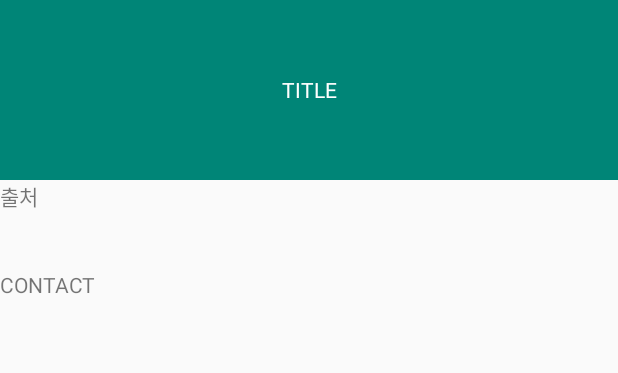
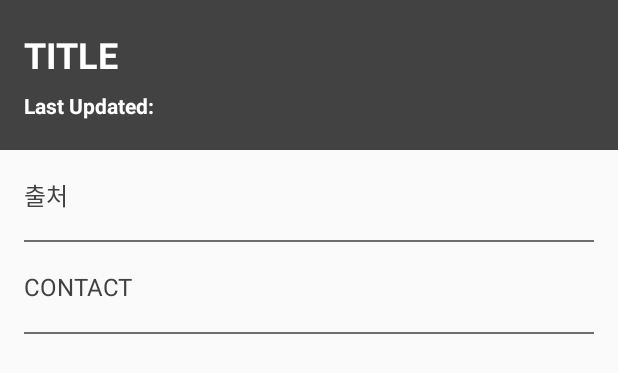
Before and after one commit to 1984tr/android-firebase-sample, an Android app: the layout drawer_header.xml on its own in the app's theme, with its tools: preview values and no code run, on a phone screen of 412 x 824 dp. Shown: the top 373 px of the screen. Run offline under Robolectric (Android 15) with nearby library versions, the phone set to English and light mode, and no system bars.

Commit message:
edit drawer

```diff
--- a/app/src/main/java/com/tr1984/firebasesample/ui/MapsViewModel.kt
+++ b/app/src/main/java/com/tr1984/firebasesample/ui/MapsViewModel.kt
@@ -7,6 +7,7 @@ import androidx.lifecycle.ViewModel
 import com.naver.maps.geometry.LatLng
 import com.naver.maps.map.overlay.CircleOverlay
 import com.naver.maps.map.overlay.InfoWindow
+import com.tr1984.firebasesample.BuildConfig
 import com.tr1984.firebasesample.data.Pois
 import com.tr1984.firebasesample.extensions.disposeBag
 import com.tr1984.firebasesample.extensions.uiSubscribe
@@ -29,6 +30,7 @@ class MapsViewModel : ViewModel() {
     var contact = ObservableField("")
     var poiMainTitle = ObservableField("")
     var poiGroups = ObservableArrayList<Pois>()
+    var versionText = ObservableField("")
 
     private var compositeDisposable = CompositeDisposable()
 
@@ -63,6 +65,8 @@ class MapsViewModel : ViewModel() {
         }
         loadData()
         checkFcmId()
+
+        versionText.set("Ver. ${BuildConfig.VERSION_NAME}")
     }
 
     private fun loadData() {
--- a/app/src/main/res/layout/drawer_header.xml
+++ b/app/src/main/res/layout/drawer_header.xml
@@ -5,40 +5,72 @@
     android:layout_height="match_parent"
     android:orientation="vertical">
 
-    <androidx.constraintlayout.widget.ConstraintLayout
+    <LinearLayout
         android:layout_width="match_parent"
-        android:layout_height="match_parent">
+        android:layout_height="100dp"
+        android:background="@color/colorPrimary"
+        android:gravity="center_vertical"
+        android:orientation="vertical">
 
         <androidx.appcompat.widget.AppCompatTextView
             android:id="@+id/drawer_title"
-            android:layout_width="0dp"
-            android:layout_height="120dp"
-            android:background="@color/colorPrimary"
-            android:gravity="center"
+            android:layout_width="wrap_content"
+            android:layout_height="wrap_content"
+            android:layout_marginLeft="16dp"
+            android:gravity="center_vertical"
             android:text="TITLE"
             android:textColor="@android:color/white"
-            app:layout_constraintEnd_toEndOf="parent"
-            app:layout_constraintStart_toStartOf="parent"
-            app:layout_constraintTop_toTopOf="parent" />
+            android:textSize="24sp"
+            android:textStyle="bold" />
 
         <androidx.appcompat.widget.AppCompatTextView
-            android:id="@+id/lbl_source"
-            android:layout_width="0dp"
-            android:layout_height="60dp"
-            android:text="출처"
-            app:layout_constraintEnd_toEndOf="parent"
-            app:layout_constraintStart_toStartOf="parent"
-            app:layout_constraintTop_toBottomOf="@id/drawer_title" />
+            android:id="@+id/drawer_updated"
+            android:layout_width="wrap_content"
+            android:layout_height="wrap_content"
+            android:layout_marginLeft="16dp"
+            android:gravity="center_vertical"
+            android:layout_marginTop="8dp"
+            android:text="Last Updated: "
+            android:textColor="@android:color/white"
+            android:textSize="14sp"
+            android:textStyle="bold" />
 
-        <androidx.appcompat.widget.AppCompatTextView
-            android:id="@+id/lbl_contact"
-            android:layout_width="0dp"
-            android:layout_height="60dp"
-            android:text="CONTACT"
-            app:layout_constraintEnd_toEndOf="parent"
-            app:layout_constraintStart_toStartOf="parent"
-            app:layout_constraintTop_toBottomOf="@id/lbl_source" />
+    </LinearLayout>
 
-    </androidx.constraintlayout.widget.ConstraintLayout>
+    <androidx.appcompat.widget.AppCompatTextView
+        android:id="@+id/drawer_source"
+        android:layout_width="match_parent"
+        android:layout_height="60dp"
+        android:gravity="center_vertical"
+        android:paddingLeft="16dp"
+        android:paddingRight="16dp"
+        android:text="출처"
+        android:textColor="@color/colorPrimary"
+        android:textSize="16sp" />
+
+    <androidx.appcompat.widget.AppCompatImageView
+        android:layout_width="match_parent"
+        android:layout_height="1dp"
+        android:layout_marginLeft="16dp"
+        android:layout_marginRight="16dp"
+        android:background="@color/colorPrimaryLight" />
+
+    <androidx.appcompat.widget.AppCompatTextView
+        android:id="@+id/drawer_contact"
+        android:layout_width="match_parent"
+        android:layout_height="60dp"
+        android:gravity="center_vertical"
+        android:paddingLeft="16dp"
+        android:paddingRight="16dp"
+        android:text="CONTACT"
+        android:textColor="@color/colorPrimary"
+        android:textSize="16sp" />
+
+    <androidx.appcompat.widget.AppCompatImageView
+        android:layout_width="match_parent"
+        android:layout_height="1dp"
+        android:layout_marginLeft="16dp"
+        android:layout_marginRight="16dp"
+        android:background="@color/colorPrimaryLight" />
 
 </LinearLayout>
--- a/app/src/main/res/values/colors.xml
+++ b/app/src/main/res/values/colors.xml
@@ -1,6 +1,7 @@
 <?xml version="1.0" encoding="utf-8"?>
 <resources>
-    <color name="colorPrimary">#008577</color>
-    <color name="colorPrimaryDark">#00574B</color>
-    <color name="colorAccent">#D81B60</color>
+    <color name="colorPrimary">#424242</color>
+    <color name="colorPrimaryDark">#1b1b1b</color>
+    <color name="colorAccent">#fdd835</color>
+    <color name="colorPrimaryLight">#6d6d6d</color>
 </resources>
```
Also changed, not shown: app/src/main/java/com/tr1984/firebasesample/ui/MapsActivity.kt (+13 -5 lines), app/src/main/res/layout/activity_maps.xml (+7 -51 lines).
